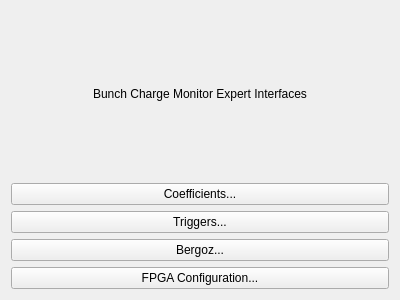
Before: the Qt Designer form bcmApp/ui/bcm_expert.ui in slaclab/BunchChargeMonitor, drawn with Qt 5.
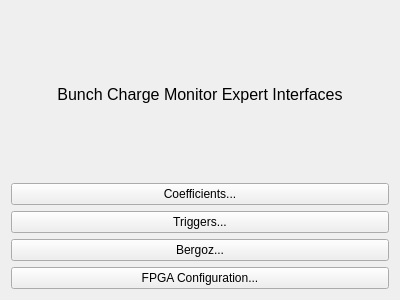
After: the same form once the commit is applied. Custom widgets are drawn as their Qt base class.

Commit message: Updated SC help text, bergoz calibration script and changed trigger screen to display mask in hex

```diff
--- a/bcmApp/ui/bcm_expert.ui
+++ b/bcmApp/ui/bcm_expert.ui
@@ -14,8 +14,23 @@
    <string>Bunch Charge Expert ${CHAN} </string>
   </property>
   <layout class="QGridLayout" name="gridLayout_2">
-   <item row="1" column="0">
+   <item row="0" column="0">
     <layout class="QVBoxLayout" name="verticalLayout_4">
+     <item>
+      <widget class="QLabel" name="label">
+       <property name="font">
+        <font>
+         <pointsize>12</pointsize>
+        </font>
+       </property>
+       <property name="text">
+        <string>Bunch Charge Monitor Expert Interfaces</string>
+       </property>
+       <property name="alignment">
+        <set>Qt::AlignCenter</set>
+       </property>
+      </widget>
+     </item>
      <item>
       <widget class="PyDMRelatedDisplayButton" name="Coef">
        <property name="toolTip">
@@ -81,20 +96,6 @@
      </item>
     </layout>
    </item>
-   <item row="0" column="0">
-    <layout class="QVBoxLayout" name="verticalLayout_5">
-     <item>
-      <widget class="QLabel" name="label">
-       <property name="text">
-        <string>Bunch Charge Monitor Expert Interfaces</string>
-       </property>
-       <property name="alignment">
-        <set>Qt::AlignCenter</set>
-       </property>
-      </widget>
-     </item>
-    </layout>
-   </item>
   </layout>
  </widget>
  <customwidgets>
```
The commit also changes 5 other files.
